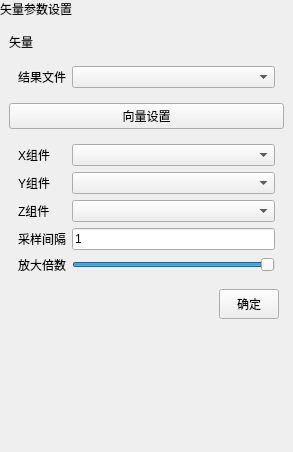
Old version of the form plugins/Base_PostProcessing/VectorSettingWidget.ui in the repository asd977/base_cae.
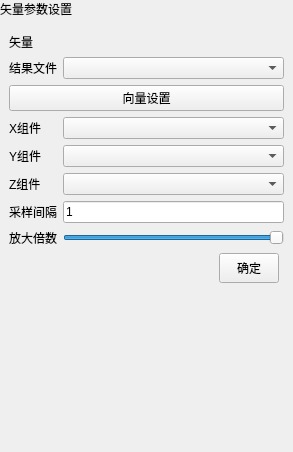
New version of the form.

What changed in the file:
```diff
--- a/plugins/Base_PostProcessing/VectorSettingWidget.ui
+++ b/plugins/Base_PostProcessing/VectorSettingWidget.ui
@@ -103,8 +103,32 @@
             </property>
            </widget>
           </item>
+          <property name="leftMargin">
+           <number>0</number>
+          </property>
+          <property name="topMargin">
+           <number>0</number>
+          </property>
+          <property name="rightMargin">
+           <number>0</number>
+          </property>
+          <property name="bottomMargin">
+           <number>0</number>
+          </property>
          </layout>
         </item>
+        <property name="leftMargin">
+         <number>0</number>
+        </property>
+        <property name="topMargin">
+         <number>0</number>
+        </property>
+        <property name="rightMargin">
+         <number>0</number>
+        </property>
+        <property name="bottomMargin">
+         <number>0</number>
+        </property>
        </layout>
       </widget>
      </item>
@@ -229,8 +253,32 @@
             </property>
            </widget>
           </item>
+          <property name="leftMargin">
+           <number>0</number>
+          </property>
+          <property name="topMargin">
+           <number>0</number>
+          </property>
+          <property name="rightMargin">
+           <number>0</number>
+          </property>
+          <property name="bottomMargin">
+           <number>0</number>
+          </property>
          </layout>
         </item>
+        <property name="leftMargin">
+         <number>0</number>
+        </property>
+        <property name="topMargin">
+         <number>0</number>
+        </property>
+        <property name="rightMargin">
+         <number>0</number>
+        </property>
+        <property name="bottomMargin">
+         <number>0</number>
+        </property>
        </layout>
       </widget>
      </item>
@@ -302,6 +350,18 @@
          </property>
         </spacer>
        </item>
+       <property name="leftMargin">
+        <number>0</number>
+       </property>
+       <property name="topMargin">
+        <number>0</number>
+       </property>
+       <property name="rightMargin">
+        <number>0</number>
+       </property>
+       <property name="bottomMargin">
+        <number>0</number>
+       </property>
       </layout>
      </item>
      <item>
```
